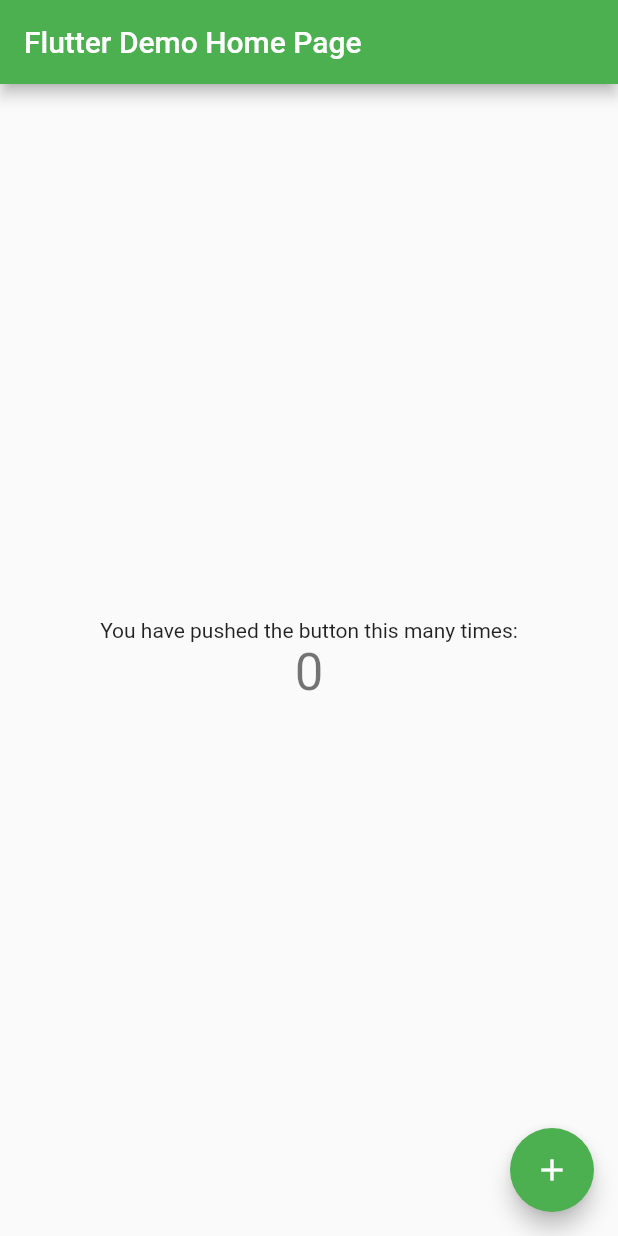
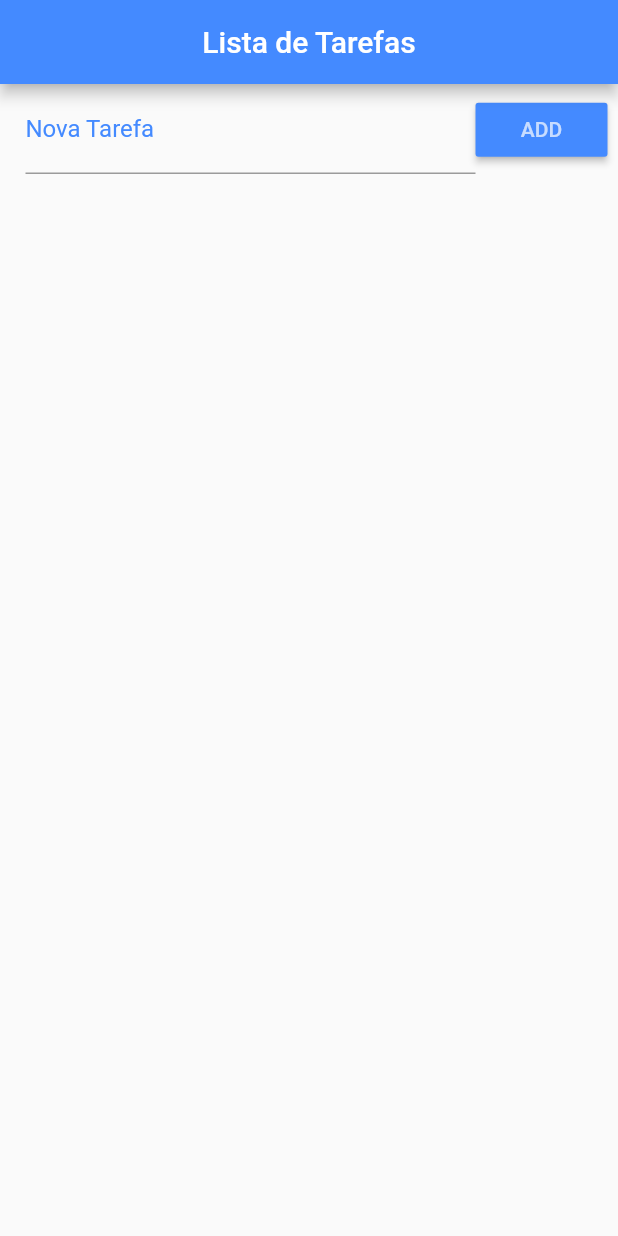
Before and after one commit to AnnaAlbuquerque/to_do_app, a Flutter app: the screen it shows after launch, on a phone screen of 412 x 824 dp. Run offline on Flutter 3.47's test engine with Material 2 defaults, Android fonts, the phone set to English and light mode, and no system bars.

Commit message:
Adds HomePage

```diff
--- /dev/null
+++ b/lib/home_page.dart
@@ -0,0 +1,178 @@
+import 'dart:convert';
+import 'dart:io';
+
+import 'package:flutter/material.dart';
+import 'package:path_provider/path_provider.dart';
+
+class HomePage extends StatefulWidget {
+  @override
+  _HomePageState createState() => _HomePageState();
+}
+
+class _HomePageState extends State<HomePage> {
+  List _todoList = [];
+  Map<String, dynamic> _lastRemoved = Map();
+  int _lastRemovedPos = 0;
+
+  TextEditingController _todoController = TextEditingController();
+
+  @override
+  void initState() {
+    super.initState();
+    _readData().then((data) {
+      setState(() {
+        _todoList = json.decode(data);
+      });
+    });
+  }
+
+  @override
+  Widget build(BuildContext context) {
+    Scaffold screen = Scaffold(
+      appBar: AppBar(
+        title: Text("Lista de Tarefas"),
+        backgroundColor: Colors.blueAccent,
+        centerTitle: true,
+      ),
+      body: Column(
+        children: <Widget>[
+          Container(
+            padding: EdgeInsets.fromLTRB(17.0, 1.0, 7.0, 1.0),
+            child: Row(
+              children: <Widget>[
+                Expanded(
+                  child: TextField(
+                    controller: _todoController,
+                    decoration: InputDecoration(
+                      labelText: "Nova Tarefa",
+                      labelStyle: TextStyle(color: Colors.blueAccent),
+                    ),
+                  ),
+                ),
+                RaisedButton(
+                  color: Colors.blueAccent,
+                  child: Text("ADD"),
+                  textColor: Colors.white70,
+                  onPressed: addTodo,
+                )
+              ],
+            ),
+          ),
+          Expanded(
+            child: RefreshIndicator(onRefresh: _refresh, child: ListView.builder(
+                padding: EdgeInsets.only(top: 10.0),
+                itemCount: _todoList.length,
+                itemBuilder: buildItem),),
+          ),
+        ],
+      ),
+    );
+
+    return screen;
+  }
+
+  Widget buildItem(context, index) {
+    return Dismissible(
+      key: Key(DateTime.now().millisecondsSinceEpoch.toString()),
+      background: Container(
+        color: Colors.red,
+        child: Align(
+          alignment: Alignment(-0.9, 0.0),
+          child: Icon(
+            Icons.delete,
+            color: Colors.white,
+          ),
+        ),
+      ),
+      direction: DismissDirection.startToEnd,
+      child: CheckboxListTile(
+        title: Text(_todoList[index]["title"]),
+        value: _todoList[index]["ok"],
+        secondary: CircleAvatar(
+          child: Icon(_todoList[index]["ok"] ? Icons.check : Icons.error),
+        ),
+        onChanged: (c) {
+          checkTodo(index, c);
+        },
+      ),
+      onDismissed: (direction) {
+        setState(() {
+          _lastRemoved = Map.from(_todoList[index]);
+          _lastRemovedPos = index;
+          _todoList.removeAt(index);
+          _saveData();
+
+          final snack = SnackBar(
+            content: Text("Tarefa ${_lastRemoved["title"]} removida."),
+            action: SnackBarAction(
+                label: "Desfazer",
+                onPressed: () {
+                  setState(() {
+                    _todoList.insert(_lastRemovedPos, _lastRemoved);
+                    _saveData();
+                  });
+                }),
+            duration: Duration(seconds: 2),
+          );
+          Scaffold.of(context).removeCurrentSnackBar();
+          Scaffold.of(context).showSnackBar(snack);
+        });
+      },
+    );
+  }
+
+  Future<File> _getFile() async {
+    final directory = await getApplicationDocumentsDirectory();
+    return File("${directory.path}/data.json");
+  }
+
+  Future<File> _saveData() async {
+    String data = json.encode(_todoList);
+    final file = await _getFile();
+    return file.writeAsString(data);
+  }
+
+  Future<String> _readData() async {
+    try {
+      final file = await _getFile();
+      return file.readAsString();
+    } catch (e) {
+      return "";
+    }
+  }
+
+  void addTodo() {
+    setState(() {
+      Map<String, dynamic> newTodo = Map();
+      newTodo["title"] = _todoController.text;
+      _todoController.text = "";
+      newTodo["ok"] = false;
+      _todoList.add(newTodo);
+      _saveData();
+    });
+  }
+
+  void checkTodo(index, c) {
+    setState(() {
+      _todoList[index]["ok"] = c;
+      _saveData();
+    });
+  }
+
+  Future<Null> _refresh() async{
+    await Future.delayed(Duration(seconds: 1));
+
+    setState(() {
+      _todoList.sort((a, b) {
+        if(a["ok"] && !b["ok"]) return 1;
+        else if(!a["ok"] && b["ok"]) return -1;
+        else return 0;
+      });
+
+      _saveData();
+    });
+
+    return null;
+  }
+
+}
--- a/lib/main.dart
+++ b/lib/main.dart
@@ -1,113 +1,9 @@
 import 'package:flutter/material.dart';
+import 'package:to_do_app/home_page.dart';
 
 void main() {
-  runApp(MyApp());
+  runApp(
+    MaterialApp(
+      home: HomePage()
+    ));
 }
-
-class MyApp extends StatelessWidget {
-  // This widget is the root of your application.
-  @override
-  Widget build(BuildContext context) {
-    return MaterialApp(
-      title: 'Flutter Demo',
-      theme: ThemeData(
-        // This is the theme of your application.
-        //
-        // Try running your application with "flutter run". You'll see the
-        // application has a blue toolbar. Then, without quitting the app, try
-        // changing the primarySwatch below to Colors.green and then invoke
-        // "hot reload" (press "r" in the console where you ran "flutter run",
-        // or simply save your changes to "hot reload" in a Flutter IDE).
-        // Notice that the counter didn't reset back to zero; the application
-        // is not restarted.
-        primarySwatch: Colors.green,
-      ),
-      home: MyHomePage(title: 'Flutter Demo Home Page'),
-    );
-  }
-}
-
-class MyHomePage extends StatefulWidget {
-  MyHomePage({Key? key, this.title}) : super(key: key);
-
-  // This widget is the home page of your application. It is stateful, meaning
-  // that it has a State object (defined below) that contains fields that affect
-  // how it looks.
-
-  // This class is the configuration for the state. It holds the values (in this
-  // case the title) provided by the parent (in this case the App widget) and
-  // used by the build method of the State. Fields in a Widget subclass are
-  // always marked "final".
-
-  final String? title;
-
-  @override
-  _MyHomePageState createState() => _MyHomePageState();
-}
-
-class _MyHomePageState extends State<MyHomePage> {
-  int _counter = 0;
-
-  void _incrementCounter() {
-    setState(() {
-      // This call to setState tells the Flutter framework that something has
-      // changed in this State, which causes it to rerun the build method below
-      // so that the display can reflect the updated values. If we changed
-      // _counter without calling setState(), then the build method would not be
-      // called again, and so nothing would appear to happen.
-      _counter++;
-    });
-  }
-
-  @override
-  Widget build(BuildContext context) {
-    // This method is rerun every time setState is called, for instance as done
-    // by the _incrementCounter method above.
-    //
-    // The Flutter framework has been optimized to make rerunning build methods
-    // fast, so that you can just rebuild anything that needs updating rather
-    // than having to individually change instances of widgets.
-    return Scaffold(
-      appBar: AppBar(
-        // Here we take the value from the MyHomePage object that was created by
-        // the App.build method, and use it to set our appbar title.
-        title: Text(widget.title!),
-      ),
-      body: Center(
-        // Center is a layout widget. It takes a single child and positions it
-        // in the middle of the parent.
-        child: Column(
-          // Column is also a layout widget. It takes a list of children and
-          // arranges them vertically. By default, it sizes itself to fit its
-          // children horizontally, and tries to be as tall as its parent.
-          //
-          // Invoke "debug painting" (press "p" in the console, choose the
-          // "Toggle Debug Paint" action from the Flutter Inspector in Android
-          // Studio, or the "Toggle Debug Paint" command in Visual Studio Code)
-          // to see the wireframe for each widget.
-          //
-          // Column has various properties to control how it sizes itself and
-          // how it positions its children. Here we use mainAxisAlignment to
-          // center the children vertically; the main axis here is the vertical
-          // axis because Columns are vertical (the cross axis would be
-          // horizontal).
-          mainAxisAlignment: MainAxisAlignment.center,
-          children: <Widget>[
-            Text(
-              'You have pushed the button this many times:',
-            ),
-            Text(
-              '$_counter',
-              style: Theme.of(context).textTheme.headline4,
-            ),
-          ],
-        ),
-      ),
-      floatingActionButton: FloatingActionButton(
-        onPressed: _incrementCounter,
-        tooltip: 'Increment',
-        child: Icon(Icons.add),
-      ), // This trailing comma makes auto-formatting nicer for build methods.
-    );
-  }
-}
--- a/pubspec.yaml
+++ b/pubspec.yaml
@@ -28,6 +28,7 @@ dependencies:
   # The following adds the Cupertino Icons font to your application.
   # Use with the CupertinoIcons class for iOS style icons.
   cupertino_icons: ^1.0.2
+  path_provider: ^2.0.1
 
 dev_dependencies:
   flutter_test:
```
Also changed, not shown: pubspec.lock, 1 other file.
